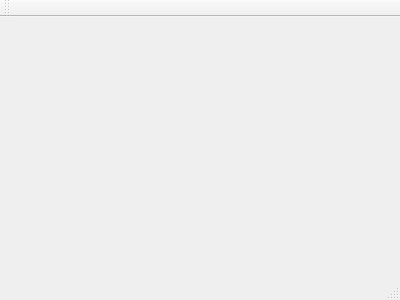
First picture: the form in PointFighting/mainwindow.ui, repository BarsukAlexey/xelarogi, before the edit.
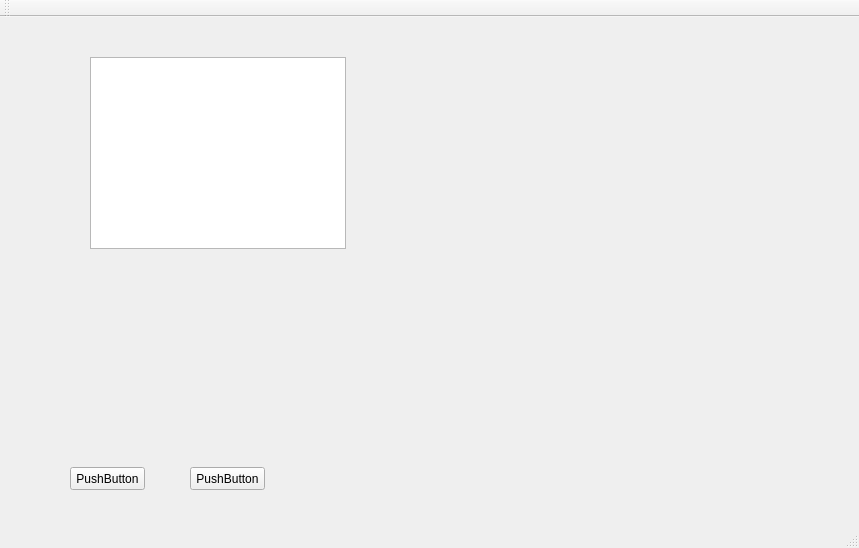
Second picture: the form after the edit.

The edit to the form file:
```diff
--- a/PointFighting/mainwindow.ui
+++ b/PointFighting/mainwindow.ui
@@ -1,24 +1,76 @@
 <ui version="4.0">
  <class>MainWindow</class>
- <widget class="QMainWindow" name="MainWindow" >
-  <property name="geometry" >
+ <widget class="QMainWindow" name="MainWindow">
+  <property name="geometry">
    <rect>
     <x>0</x>
     <y>0</y>
-    <width>400</width>
-    <height>300</height>
+    <width>859</width>
+    <height>548</height>
    </rect>
   </property>
   <property name="windowTitle" >
    <string>MainWindow</string>
   </property>
-  <widget class="QMenuBar" name="menuBar" />
-  <widget class="QToolBar" name="mainToolBar" />
-  <widget class="QWidget" name="centralWidget" />
-  <widget class="QStatusBar" name="statusBar" />
+  <widget class="QWidget" name="centralWidget">
+   <widget class="QTableWidget" name="tableWidget">
+    <property name="geometry">
+     <rect>
+      <x>90</x>
+      <y>40</y>
+      <width>256</width>
+      <height>192</height>
+     </rect>
+    </property>
+   </widget>
+   <widget class="QPushButton" name="pushButton">
+    <property name="geometry">
+     <rect>
+      <x>70</x>
+      <y>450</y>
+      <width>75</width>
+      <height>23</height>
+     </rect>
+    </property>
+    <property name="text">
+     <string>PushButton</string>
+    </property>
+   </widget>
+   <widget class="QPushButton" name="pushButton_2">
+    <property name="geometry">
+     <rect>
+      <x>190</x>
+      <y>450</y>
+      <width>75</width>
+      <height>23</height>
+     </rect>
+    </property>
+    <property name="text">
+     <string>PushButton</string>
+    </property>
+   </widget>
+  </widget>
+  <widget class="QMenuBar" name="menuBar">
+   <property name="geometry">
+    <rect>
+     <x>0</x>
+     <y>0</y>
+     <width>859</width>
+     <height>21</height>
+    </rect>
+   </property>
+  </widget>
+  <widget class="QToolBar" name="mainToolBar">
+   <attribute name="toolBarArea">
+    <enum>TopToolBarArea</enum>
+   </attribute>
+   <attribute name="toolBarBreak">
+    <bool>false</bool>
+   </attribute>
+  </widget>
+  <widget class="QStatusBar" name="statusBar"/>
  </widget>
- <layoutDefault spacing="6" margin="11" />
- <pixmapfunction></pixmapfunction>
+ <layoutdefault spacing="6" margin="11"/>
  <resources/>
  <connections/>
 </ui>
```
Left out of the diff: 3 changed lines with no effect on the pictures.
